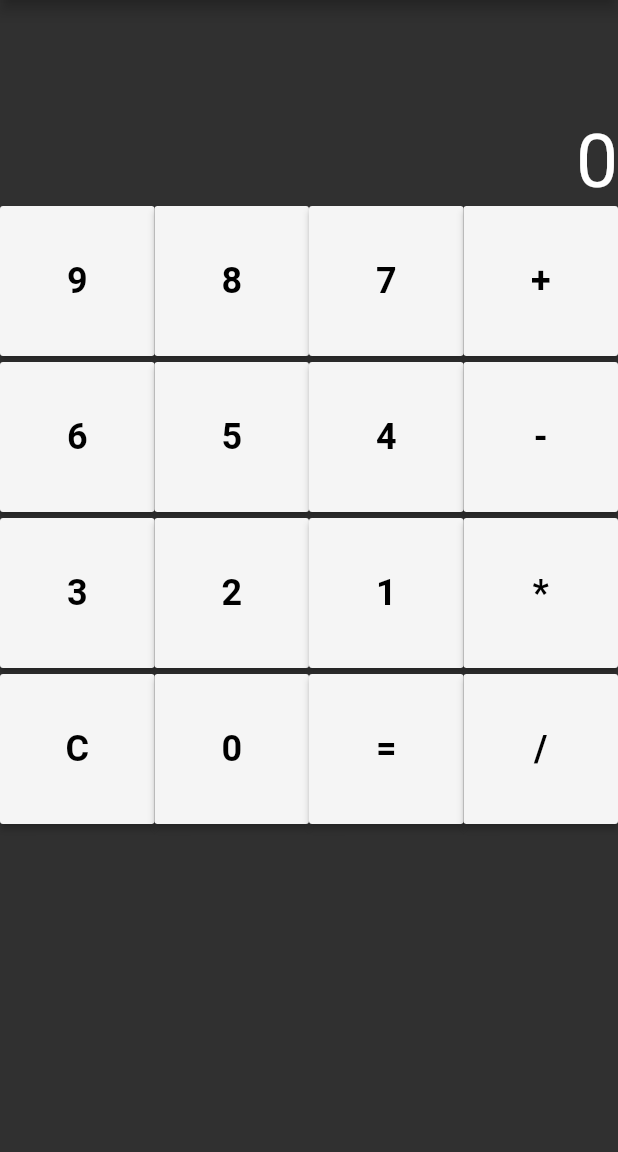
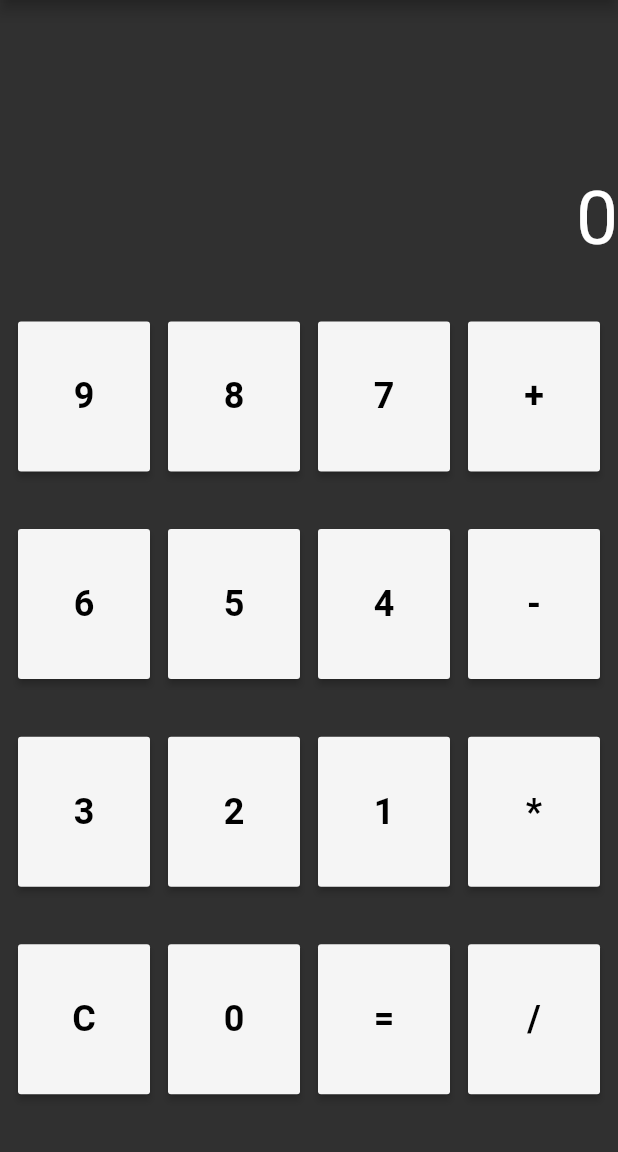
Before and after one commit to harshil1712/flutter-calcapp, a Flutter app: the screen it shows after launch, on a phone screen of 412 x 824 dp, the part 84-1236 px from its top. Run offline on Flutter 3.47's test engine with Material 2 defaults, Android fonts, the phone set to English and light mode, and no system bars.

Commit message:
code refactor

```diff
--- a/lib/home_page.dart
+++ b/lib/home_page.dart
@@ -2,20 +2,20 @@ import 'package:flutter/material.dart';
 
 class HomePage extends StatefulWidget{
   @override
-  State createState() => new HomePageState();
+  State createState() =>  HomePageState();
 }
 
 class HomePageState extends State<HomePage>{
 
   var num1="0", num2="0", ansStr='0', ans=0, oper='', flag=0 ;
 
-  void clear() {
+  void _clear() {
     setState(() {
           num1="0"; num2="0"; ansStr='0'; ans=0; oper=''; flag=0 ;
         });
   }
 
-  void add(){
+  void _add(){
     setState(() {
       oper= '+';
       if(flag==0){
@@ -28,7 +28,7 @@ class HomePageState extends State<HomePage>{
 
         });
   }
-  void sub(){
+  void _sub(){
     setState(() {
       oper= '-';
       if(flag==0){
@@ -41,7 +41,7 @@ class HomePageState extends State<HomePage>{
 
         });
   }
-  void mul(){
+  void _mul(){
     setState(() {
           oper= '*';
           if(flag==0){
@@ -54,7 +54,7 @@ class HomePageState extends State<HomePage>{
         });
   }
 
-  void div(){
+  void _div(){
     setState(() {
           oper= '/';
           if(flag==0){
@@ -66,70 +66,70 @@ class HomePageState extends State<HomePage>{
           num1 = '0';
         });
   }
-  void one(){
+  void _one(){
     setState(() {
           num1+="1";
           ans =int.parse(num1);
           ansStr = "$ans";
         });
   }
-  void two(){
+  void _two(){
     setState(() {
           num1+="2";
           ans =int.parse(num1);
           ansStr = "$ans";
         });
   }
-  void three(){
+  void _three(){
     setState(() {
           num1+="3";
           ans =int.parse(num1);
           ansStr = "$ans";
         });
   }
-  void four(){
+  void _four(){
     setState(() {
           num1+="4";
           ans =int.parse(num1);
           ansStr = "$ans";
         });
   }
-  void five(){
+  void _five(){
     setState(() {
           num1+="5";
           ans =int.parse(num1);
           ansStr = "$ans";
         });
   }
-  void six(){
+  void _six(){
     setState(() {
           num1+="6";
           ans =int.parse(num1);
           ansStr = "$ans";
         });
   }
-  void seven(){
+  void _seven(){
     setState(() {
           num1+="7";
           ans =int.parse(num1);
           ansStr = "$ans";
         });
   }
-  void eight(){
+  void _eight(){
     setState(() {
           num1+="8";
           ans =int.parse(num1);
           ansStr = "$ans";
         });
   }
-  void nine(){
+  void _nine(){
     setState(() {
           num1+="9";
           ans =int.parse(num1);
           ansStr = "$ans";
         });
   }
-  void zero(){
+  void _zero(){
     setState(() {
           num1+="0";
           ans =int.parse(num1);
@@ -137,7 +137,7 @@ class HomePageState extends State<HomePage>{
         });
   }
 
-  void disp() {
+  void _disp() {
     setState(() {
       if(oper=='+'){
         ans = int.parse(num1)+int.parse(num2);
@@ -161,208 +161,77 @@ class HomePageState extends State<HomePage>{
 
   @override
   Widget build(BuildContext context) {
-    return new Scaffold(
-      appBar: new AppBar(
-        title: new Text("Calculator"),
+    return  Scaffold(
+      appBar:  AppBar(
+        title:  Text("Calculator"),
       ),
-      body: new Container(
-        child: new Column(
+      body:  Container(
+        child:  Column(
+          mainAxisAlignment: MainAxisAlignment.spaceEvenly,
           children: <Widget>[
-            new Container(
-              constraints: new BoxConstraints.expand(
+             Container(
+              constraints:  BoxConstraints.expand(
                 height: Theme.of(context).textTheme.display1.fontSize * 1.1 + 100.0,
               ),
               alignment: Alignment.bottomRight,
-              child: new Text(
+              child:  Text(
                 "$ansStr",
-                style: new TextStyle(
+                style:  TextStyle(
                   fontSize: 50.0,
                 ),
                 textAlign: TextAlign.right,
               ),
             ),
-            new Row(
-              children: <Widget>[
-                new Expanded(
-                  child: new MaterialButton(
-                    height: 100.0,
-                    child:new Text("9",
-                    style: new TextStyle(fontWeight: FontWeight.bold, fontSize: 24.0)),
-                    textColor: Colors.black,
-                    color: Colors.grey[100],
-                    onPressed: nine,
-                  )
-                ),
-                new Expanded(
-                  child: new MaterialButton(
-                    height: 100.0,
-                    child:new Text("8",
-                    style: new TextStyle(fontWeight: FontWeight.bold, fontSize: 24.0)),
-                    textColor: Colors.black,
-                    color: Colors.grey[100],
-                    onPressed: eight,
-                  ),
-                ),
-                new Expanded(
-                  child: new MaterialButton(
-                    height: 100.0,
-                    child:new Text("7",
-                    style: new TextStyle(fontWeight: FontWeight.bold, fontSize: 24.0)),
-                    textColor: Colors.black,
-                    color: Colors.grey[100],
-                    onPressed: seven,
-                  ),
-                ),
-                new Expanded(
-                  child: new MaterialButton(
-                    height: 100.0,
-                    child:new Text("+",
-                    style: new TextStyle(fontWeight: FontWeight.bold, fontSize: 24.0)),
-                    textColor: Colors.black,
-                    color: Colors.grey[100],
-                    onPressed: add,
-                  ),
-                )
+            Row(
+               mainAxisAlignment: MainAxisAlignment.spaceEvenly,
+                children: <Widget>[
+                 _button("9", _nine),
+                 _button("8", _eight),
+                 _button("7", _seven),
+                 _button("+", _add)
               ],
             ),
-            new Padding(padding: new EdgeInsets.all(2.0),),
-            new Row(
-              children: <Widget>[
-                new Expanded(
-                  child: new MaterialButton(
-                    height: 100.0,
-                    child:new Text("6",
-                    style: new TextStyle(fontWeight: FontWeight.bold, fontSize: 24.0)),
-                    textColor: Colors.black,
-                    color: Colors.grey[100],
-                    onPressed: six,
-                  )
-                ),
-                new Expanded(
-                  child: new MaterialButton(
-                    height: 100.0,
-                    child:new Text("5",
-                    style: new TextStyle(fontWeight: FontWeight.bold, fontSize: 24.0)),
-                    textColor: Colors.black,
-                    color: Colors.grey[100],
-                    onPressed: five,
-                  ),
-                ),
-                new Expanded(
-                  child: new MaterialButton(
-                    height: 100.0,
-                    child:new Text("4",
-                    style: new TextStyle(fontWeight: FontWeight.bold, fontSize: 24.0)),
-                    textColor: Colors.black,
-                    color: Colors.grey[100],
-                    onPressed: four,
-                  ),
-                ),
-                new Expanded(
-                  child: new MaterialButton(
-                    height: 100.0,
-                    child:new Text("-",
-                    style: new TextStyle(fontWeight: FontWeight.bold, fontSize: 24.0)),
-                    textColor: Colors.black,
-                    color: Colors.grey[100],
-                    onPressed: sub,
-                  ),
-                )
+            Row(
+               mainAxisAlignment: MainAxisAlignment.spaceEvenly,
+                children: <Widget>[
+                 _button("6", _six),
+                 _button("5", _five),
+                 _button("4", _four),
+                 _button("-", _sub)
               ],
             ),
-            new Padding(padding: new EdgeInsets.all(2.0),),
-            new Row(
-              children: <Widget>[
-                new Expanded(
-                  child: new MaterialButton(
-                    height: 100.0,
-                    child:new Text("3",
-                    style: new TextStyle(fontWeight: FontWeight.bold, fontSize: 24.0)),
-                    textColor: Colors.black,
-                    color: Colors.grey[100],
-                    onPressed: three,
-                  )
-                ),
-                new Expanded(
-                  child: new MaterialButton(
-                    height: 100.0,
-                    child:new Text("2",
-                    style: new TextStyle(fontWeight: FontWeight.bold, fontSize: 24.0)),
-                    textColor: Colors.black,
-                    color: Colors.grey[100],
-                    onPressed: two,
-                  ),
-                ),
-                new Expanded(
-                  child: new MaterialButton(
-                    height: 100.0,
-                    child:new Text("1",
-                    style: new TextStyle(fontWeight: FontWeight.bold, fontSize: 24.0)),
-                    textColor: Colors.black,
-                    color: Colors.grey[100],
-                    onPressed: one,
-                  ),
-                ),
-                new Expanded(
-                  child: new MaterialButton(
-                    height: 100.0,
-                    child:new Text("*",
-                    style: new TextStyle(fontWeight: FontWeight.bold, fontSize: 24.0)),
-                    textColor: Colors.black,
-                    color: Colors.grey[100],
-                    onPressed: mul,
-                  ),
-                )
+            Row(
+               mainAxisAlignment: MainAxisAlignment.spaceEvenly,
+                children: <Widget>[
+                 _button("3", _three),
+                 _button("2", _two),
+                 _button("1", _one),
+                 _button("*", _mul)
               ],
             ),
-            new Padding(padding: new EdgeInsets.all(2.0),),
-            new Row(
-              children: <Widget>[
-                new Expanded(
-                  child: new MaterialButton(
-                    height: 100.0,
-                    child:new Text("C",
-                    style: new TextStyle(fontWeight: FontWeight.bold, fontSize: 24.0)),
-                    textColor: Colors.black,
-                    color: Colors.grey[100],
-                    onPressed: clear,
-                  )
-                ),
-                new Expanded(
-                  child: new MaterialButton(
-                    height: 100.0,
-                    child:new Text("0",
-                    style: new TextStyle(fontWeight: FontWeight.bold, fontSize: 24.0)),
-                    textColor: Colors.black,
-                    color: Colors.grey[100],
-                    onPressed: zero,
-                  ),
-                ),
-                new Expanded(
-                  child: new MaterialButton(
-                    height: 100.0,
-                    child:new Text("=",
-                    style: new TextStyle(fontWeight: FontWeight.bold, fontSize: 24.0)),
-                    textColor: Colors.black,
-                    color: Colors.grey[100],
-                    onPressed:disp,
-                  ),
-                ),
-                new Expanded(
-                  child: new MaterialButton(
-                    height: 100.0,
-                    child:new Text("/",
-                    style: new TextStyle(fontWeight: FontWeight.bold, fontSize: 24.0)),
-                    textColor: Colors.black,
-                    color: Colors.grey[100],
-                    onPressed: div,
-                  ),
-                )
+            Row(
+               mainAxisAlignment: MainAxisAlignment.spaceEvenly,
+                children: <Widget>[
+                 _button("C", _clear),
+                 _button("0", _zero),
+                 _button("=", _disp),
+                 _button("/", _div)
               ],
-            )
+            ),
           ],
         ),
       ),
     );
   }
+
+  Widget _button (String number, Function() f){
+    return MaterialButton(
+      height: 100.0,
+      child: Text(number,
+      style:  TextStyle(fontWeight: FontWeight.bold, fontSize: 24.0)),
+      textColor: Colors.black,
+      color: Colors.grey[100],
+      onPressed: f,
+    );
+  }
 }
```
